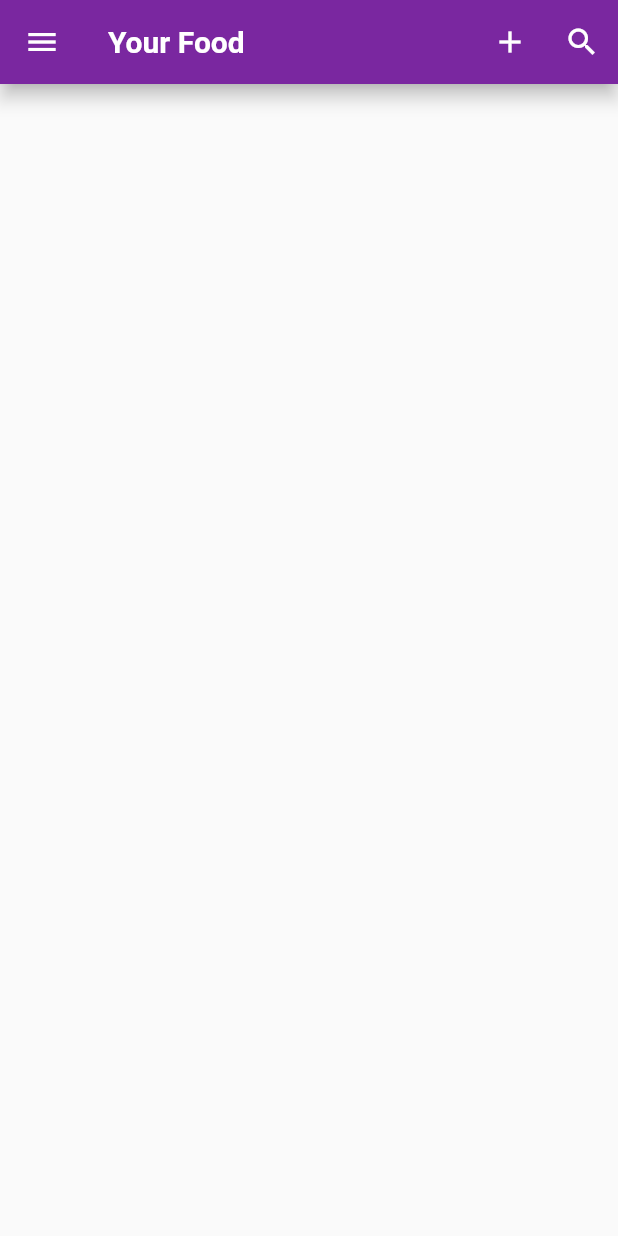
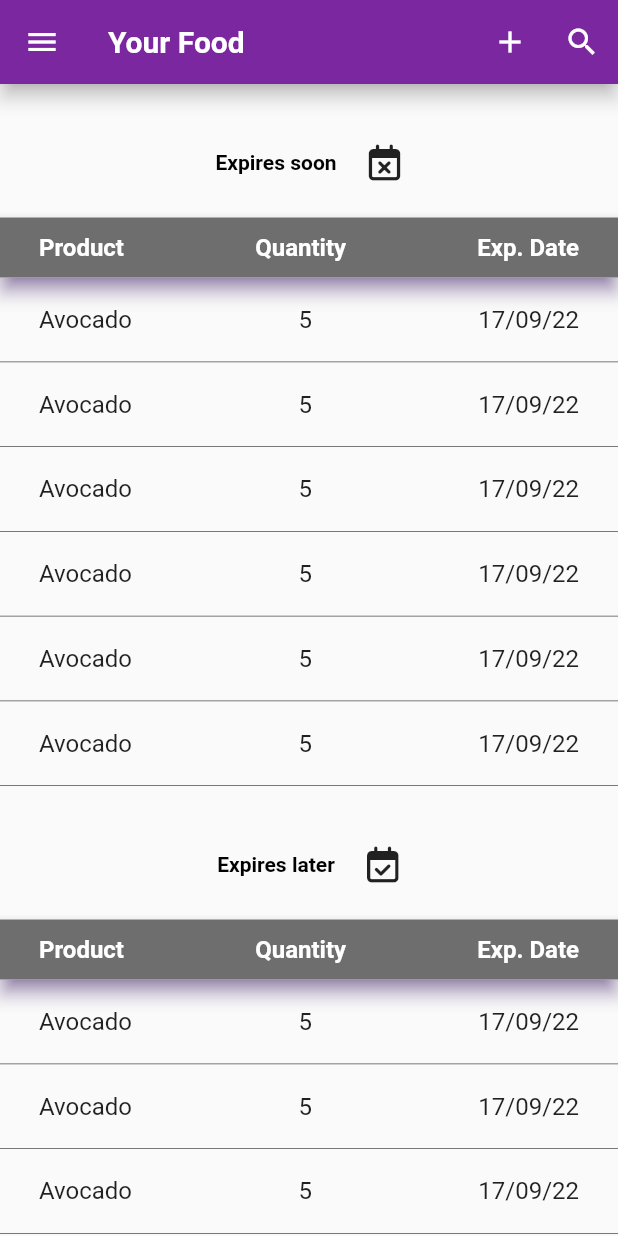
Before and after one commit to JoseJaimeGtz/pantry_management, a Flutter app: the YourFood screen opened by its route, on a phone screen of 412 x 824 dp. Run offline on Flutter 3.47's test engine with Material 2 defaults, Android fonts, the light colour scheme and no system bars; drawn by our look-alikes of easy_search_bar; our stand-ins replace bloc, equatable, flutter_bloc, flutter_dotenv, font_awesome_flutter; network calls fail.

Commit message:
DatePicker in PopUp and Lists in YourFood page

```diff
--- /dev/null
+++ b/pantry_management/lib/pantry/alert_food.dart
@@ -0,0 +1,69 @@
+import 'package:flutter/material.dart';
+import 'package:font_awesome_flutter/font_awesome_flutter.dart';
+import 'package:pantry_management/pantry/date_picker.dart';
+
+class AlertFood extends StatelessWidget {
+  const AlertFood({
+    Key? key,
+  }) : super(key: key);
+
+  @override
+  Widget build(BuildContext context) {
+    return AlertDialog(
+            title: const Text('Add product'),
+            content: Column(
+              mainAxisSize: MainAxisSize.min,
+              children: [
+                TextFormField(
+                  enabled: true,
+                  decoration: InputDecoration(
+                    prefixIconConstraints: BoxConstraints(
+                        minWidth: 23, maxHeight: 20),
+                    prefixIcon: Padding(
+                      padding: const EdgeInsets.only(right: 20),
+                      child: Icon(FontAwesomeIcons.carrot,
+                          color: Color.fromARGB(
+                              255, 122, 39, 160)),
+                    ),
+                    hintText: "Product Name",
+                  ),
+                ),
+                TextFormField(
+                  enabled: true,
+                  decoration: InputDecoration(
+                    prefixIconConstraints: BoxConstraints(
+                        minWidth: 23, maxHeight: 20),
+                    prefixIcon: Padding(
+                      padding: const EdgeInsets.only(right: 20),
+                      child: Icon(FontAwesomeIcons.hashtag,
+                          color: Color.fromARGB(
+                              255, 122, 39, 160)),
+                    ),
+                    hintText: "Quantity",
+                  ),
+                ),
+                DatePickerExample()
+              ],
+            ),
+            actions: <Widget>[
+              TextButton(
+                onPressed: () =>
+                    Navigator.pop(context, 'Cancel'),
+                child: const Text('Cancelar',
+                    style: TextStyle(
+                        color:
+                            Color.fromARGB(255, 122, 39, 160))),
+              ),
+              TextButton(
+                onPressed: () {
+                  //context.read<Recipe_Provider>().addRecipe(recipe);
+                  Navigator.pop(context, 'OK');
+                },
+                child: const Text('Continuar',
+                    style: TextStyle(
+                        color:
+                            Color.fromARGB(255, 122, 39, 160))),
+              ),
+            ]);
+  }
+}
--- a/pantry_management/lib/pantry/date_picker.dart
+++ b/pantry_management/lib/pantry/date_picker.dart
@@ -35,13 +35,10 @@ class _DatePickerExampleState extends State<DatePickerExample> {
   @override
   Widget build(BuildContext context) {
     return Row(
-        //mainAxisSize: MainAxisSize.max,
-        //mainAxisAlignment: MainAxisAlignment.spaceEvenly,
         children: [
           DefaultTextStyle(
             style: TextStyle(
               color: Color.fromARGB(255, 98, 98, 101),
-              //CupertinoColors.label.resolveFrom(context),
               fontSize: 16.0,
             ),
             child: Center(
--- /dev/null
+++ b/pantry_management/lib/pantry/item_list.dart
@@ -0,0 +1,33 @@
+import 'package:flutter/material.dart';
+
+class ItemList extends StatelessWidget {
+  const ItemList({
+    Key? key,
+  }) : super(key: key);
+
+  @override
+  Widget build(BuildContext context) {
+    return Container(
+      decoration: BoxDecoration(
+        border: Border(
+          bottom: BorderSide(
+            color: Color.fromARGB(255, 76, 77, 77),
+            width:0.5
+            ),
+            ),
+            ),
+      child: ListTile(
+        title: Padding(
+          padding: EdgeInsets.all(10),
+          child: Row(
+              mainAxisAlignment: MainAxisAlignment.spaceBetween,
+              children: [
+                Text("Avocado"),
+                Text("5"),
+                Text("17/09/22"),
+              ]),
+        ),
+      ),
+    );
+  }
+}
--- a/pantry_management/lib/pantry/your_food.dart
+++ b/pantry_management/lib/pantry/your_food.dart
@@ -1,10 +1,11 @@
 import 'package:easy_search_bar/easy_search_bar.dart';
-import 'package:flutter/cupertino.dart';
 import 'package:flutter/material.dart';
 import 'package:font_awesome_flutter/font_awesome_flutter.dart';
 import 'package:pantry_management/pantry/date_picker.dart';
 
 import '../home/menu.dart';
+import 'alert_food.dart';
+import 'item_list.dart';
 
 class YourFood extends StatefulWidget {
   const YourFood({
@@ -17,7 +18,6 @@ class YourFood extends StatefulWidget {
 
 class _YourFoodState extends State<YourFood> {
   String searchValue = '';
-
 
   @override
   Widget build(BuildContext context) {
@@ -40,72 +40,125 @@ class _YourFoodState extends State<YourFood> {
                 color: Colors.white,
               ),
               onPressed: () {
-                print("Hola");
+                //Mostrar el modal para agregar los productos
                 showDialog<String>(
                     context: context,
-                    builder: (BuildContext context) => AlertDialog(
-                            title: const Text('Add product'),
-                            content: Column(
-                              mainAxisSize: MainAxisSize.min,
-                              children: [
-                                TextFormField(
-                                  enabled: true,
-                                  decoration: InputDecoration(
-                                    prefixIconConstraints: BoxConstraints(
-                                        minWidth: 23, maxHeight: 20),
-                                    prefixIcon: Padding(
-                                      padding: const EdgeInsets.only(right: 20),
-                                      child: Icon(
-                                        FontAwesomeIcons.carrot,
-                                        color: Color.fromARGB(255, 122, 39, 160)
-                                      ),
-                                    ),
-                                    hintText: "Product Name",
-                                  ),
-                                ),
-                                TextFormField(
-                                  enabled: true,
-                                  decoration: InputDecoration(
-                                    prefixIconConstraints: BoxConstraints(
-                                        minWidth: 23, maxHeight: 20),
-                                    prefixIcon: Padding(
-                                      padding: const EdgeInsets.only(right: 20),
-                                      child: Icon(
-                                        FontAwesomeIcons.hashtag,
-                                        color: Color.fromARGB(255, 122, 39, 160)
-                                      ),
-                                    ),
-                                    hintText: "Quantity",
-                                  ),
-                                ),
-                                DatePickerExample()
-                              ],
-                            ),
-                            actions: <Widget>[
-                              TextButton(
-                                onPressed: () =>
-                                    Navigator.pop(context, 'Cancel'),
-                                child: const Text('Cancelar',
-                                    style: TextStyle(
-                                        color:Color.fromARGB(255, 122, 39, 160))),
-                              ),
-                              TextButton(
-                                onPressed: () {
-                                  //context.read<Recipe_Provider>().addRecipe(recipe);
-                                  Navigator.pop(context, 'OK');
-                                },
-                                child: const Text('Continuar',
-                                    style: TextStyle(
-                                        color: Color.fromARGB(255, 122, 39, 160))),
-                              ),
-                            ]));
+                    builder: (BuildContext context) => AlertFood());
               },
             )
           ],
         ),
-        body: Column(
-          children: [],
-        ),
+        body: SafeArea(
+            child: SingleChildScrollView(
+          child: Column(
+            children: [
+              Padding(
+                padding: EdgeInsets.only(top: 40, bottom: 25),
+                child: Row(
+                  mainAxisAlignment: MainAxisAlignment.center,
+                  children: [
+                    Text("Expires soon",
+                        style: TextStyle(
+                          fontWeight: FontWeight.bold,
+                          color: Colors.black,
+                        )),
+                    SizedBox(width: 20),
+                    Icon(FontAwesomeIcons.calendarXmark)
+                  ],
+                ),
+              ),
+              //First ListView
+              ListView(
+                physics: const NeverScrollableScrollPhysics(),
+                shrinkWrap: true,
+                children: [
+                  ListHeader(),
+                  ItemList(),
+                  ItemList(),
+                  ItemList(),
+                  ItemList(),
+                  ItemList(),
+                  ItemList()
+                ],
+              ),
+              Padding(
+                padding: EdgeInsets.only(top: 40, bottom: 25),
+                child: Row(
+                  mainAxisAlignment: MainAxisAlignment.center,
+                  children: [
+                    Text("Expires later",
+                        style: TextStyle(
+                          fontWeight: FontWeight.bold,
+                          color: Colors.black,
+                        )),
+                         SizedBox(width: 20),
+                    Icon(FontAwesomeIcons.calendarCheck)
+                  ],
+                ),
+              ),
+              //Second ListView
+              ListView(
+                physics: const NeverScrollableScrollPhysics(),
+                shrinkWrap: true,
+                children: [
+                  ListHeader(),
+                  ItemList(),
+                  ItemList(),
+                  ItemList(),
+                  ItemList(),
+                  ItemList(),
+                  ItemList(),
+                  ItemList()
+                ],
+              )
+            ],
+          ),
+        )),
         drawer: Container(width: 250, child: userMenu(context)));
   }
 }
+
+class ListHeader extends StatelessWidget {
+  const ListHeader({
+    Key? key,
+  }) : super(key: key);
+
+  @override
+  Widget build(BuildContext context) {
+    return Material(
+      elevation: 5.0,
+      shadowColor: Color.fromARGB(255, 85, 26, 156),
+      child: Container(
+        color: Color.fromARGB(255, 110, 110, 110),
+        child: ListTile(
+          visualDensity: VisualDensity(vertical: -4),
+          title: Padding(
+            padding: EdgeInsets.only(left: 10, right: 10),
+            child: Row(
+                mainAxisAlignment: MainAxisAlignment.spaceBetween,
+                children: [
+                  Text(
+                    "Product",
+                    style: TextStyle(
+                        color: Colors.white,
+                        fontWeight: FontWeight.bold),
+                  ),
+                  Text(
+                    "Quantity",
+                    style: TextStyle(
+                        color: Colors.white,
+                        fontWeight: FontWeight.bold),
+                  ),
+                  Text(
+                    "Exp. Date",
+                    style: TextStyle(
+                        color: Colors.white,
+                        fontWeight: FontWeight.bold),
+                  ),
+                ]),
+          ),
+        ),
+      ),
+    );
+  }
+}
```
